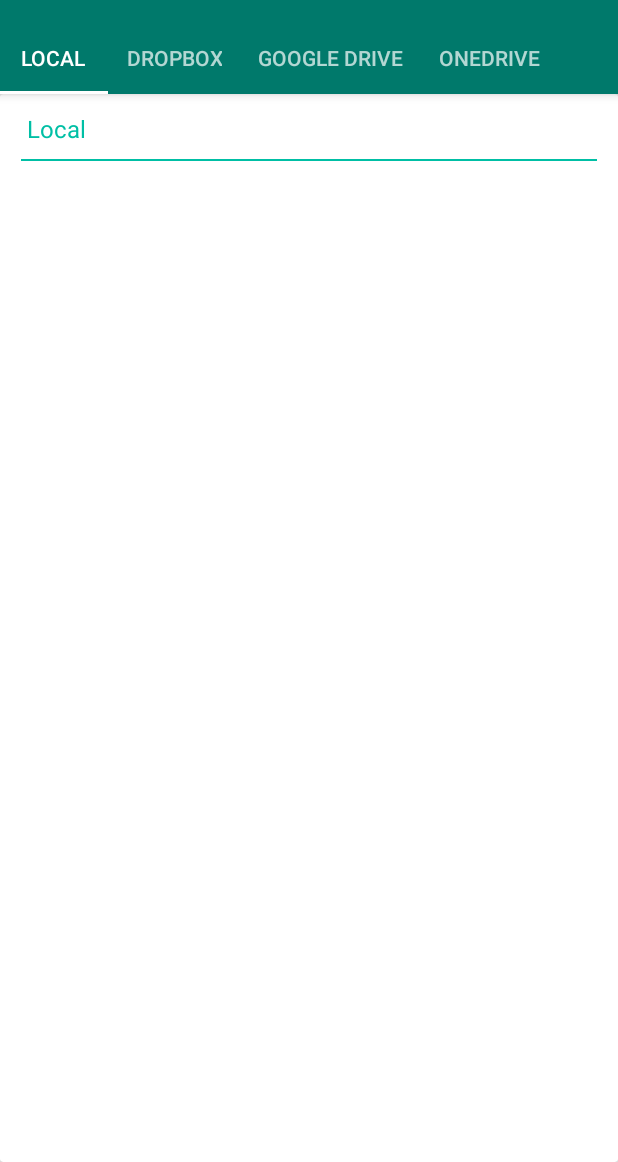
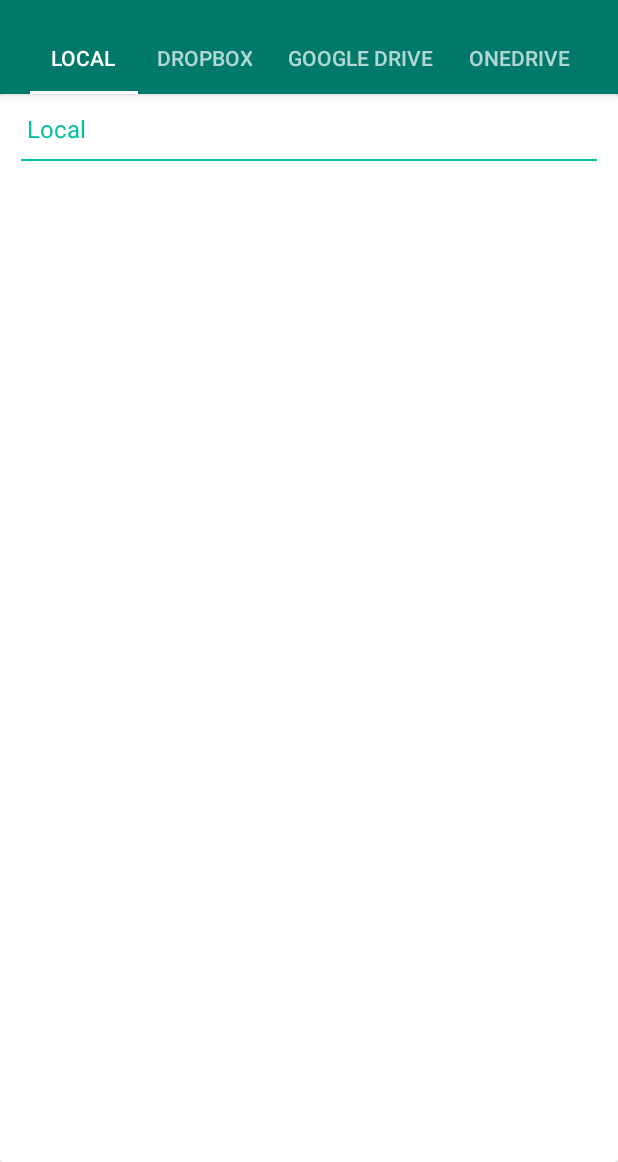
Before and after one commit to abnegate/android-filemanager2, an Android app: the screen it shows after launch (SourceActivity), on a phone screen of 412 x 824 dp, the part 74-1236 px from its top. Run offline under Robolectric (Android 15) with nearby library versions, the phone set to English and light mode, and no system bars; libraries missing offline, so code that uses them is left out: com.crashlytics.android, com.dropbox.core, com.google.api.client, com.google.api.services, com.microsoft.graph and 3 more; plain views replace FabSpeedDial; pictures from the network do not load; 11 statements that could not run were skipped.

Commit message:
Make tabs centered when the layout doesn't fill the screen, otherwise scroll.

```diff
--- a/app/src/main/res/layout/activity_source.xml
+++ b/app/src/main/res/layout/activity_source.xml
@@ -29,10 +29,11 @@
 
             <android.support.design.widget.TabLayout
                 android:id="@+id/tabs"
-                android:layout_width="match_parent"
+                android:layout_width="wrap_content"
                 android:layout_height="wrap_content"
-                app:tabIndicatorColor="@android:color/white"
-                app:tabMode="scrollable" />
+                android:layout_gravity="center_horizontal"
+                app:tabMode="scrollable"
+                app:tabIndicatorColor="@android:color/white" />
 
         </android.support.design.widget.AppBarLayout>
 
```
